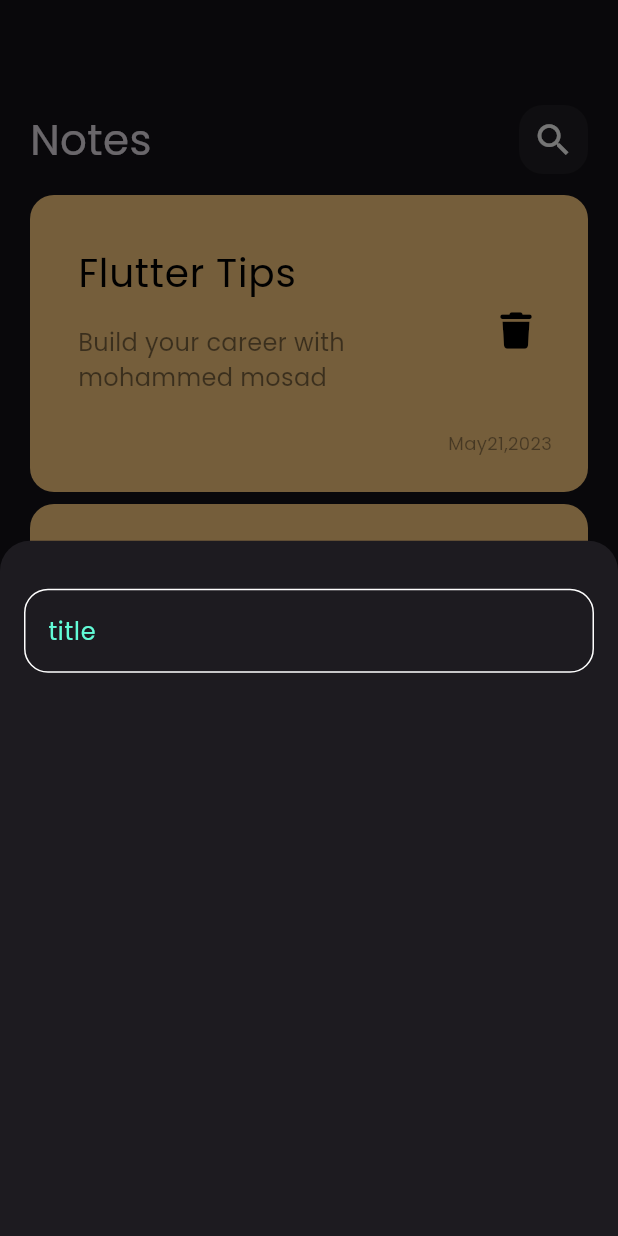
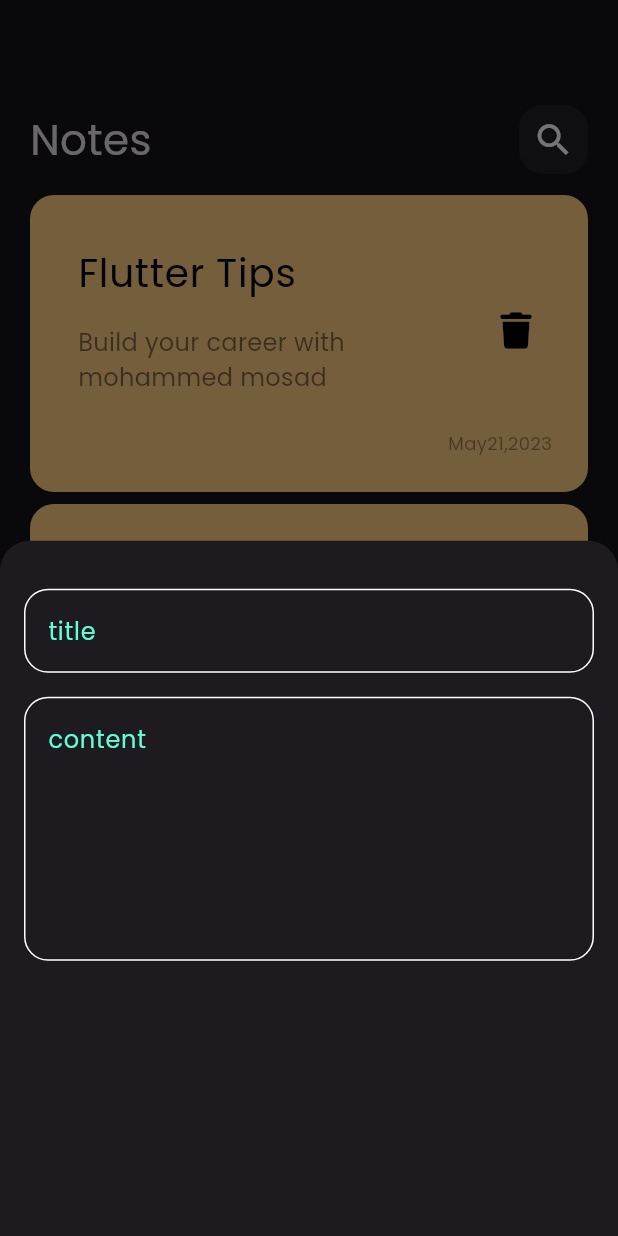
Before and after one commit to Eng-Mosad-99/notes_app, a Flutter app: the screen it shows after launch, after a tap on the "add" icon, on a phone screen of 412 x 824 dp. Run offline on Flutter 3.47's test engine with Material 3 defaults, Android fonts, the light colour scheme and no system bars; our stand-ins replace font_awesome_flutter.

Commit message:
add text field to note bottom sheet

```diff
--- a/lib/widgets/Custom_search_icon_button.dart
+++ b/lib/widgets/Custom_search_icon_button.dart
@@ -1,3 +1,5 @@
+// ignore_for_file: file_names
+
 import 'package:flutter/material.dart';
 
 class CustomSearchIconButton extends StatelessWidget {
--- a/lib/widgets/add_note_buttom_sheet.dart
+++ b/lib/widgets/add_note_buttom_sheet.dart
@@ -7,7 +7,7 @@
   @override
   Widget build(BuildContext context) {
     return const Padding(
-      padding:  EdgeInsets.symmetric(
+      padding: EdgeInsets.symmetric(
         horizontal: 16,
       ),
       child: Column(
@@ -15,7 +15,16 @@
           SizedBox(
             height: 32,
           ),
-          CustomTextField(),
+          CustomTextField(
+            hntText: 'title',
+          ),
+          SizedBox(
+            height: 16,
+          ),
+          CustomTextField(
+            hntText: 'content',
+            maxLines: 6,
+          ),
         ],
       ),
     );
--- a/lib/widgets/custom_text_field.dart
+++ b/lib/widgets/custom_text_field.dart
@@ -2,14 +2,17 @@
 import 'package:notes_app/constants.dart';
 
 class CustomTextField extends StatelessWidget {
-  const CustomTextField({super.key});
-
+  const CustomTextField(
+      {super.key, required this.hntText,  this.maxLines = 1});
+  final String hntText;
+  final int maxLines;
   @override
   Widget build(BuildContext context) {
     return TextField(
       cursorColor: kprimaryColor,
+      maxLines: maxLines,
       decoration: InputDecoration(
-        hintText: 'title',
+        hintText: hntText,
         hintStyle: const TextStyle(
           color: kprimaryColor,
         ),
```
